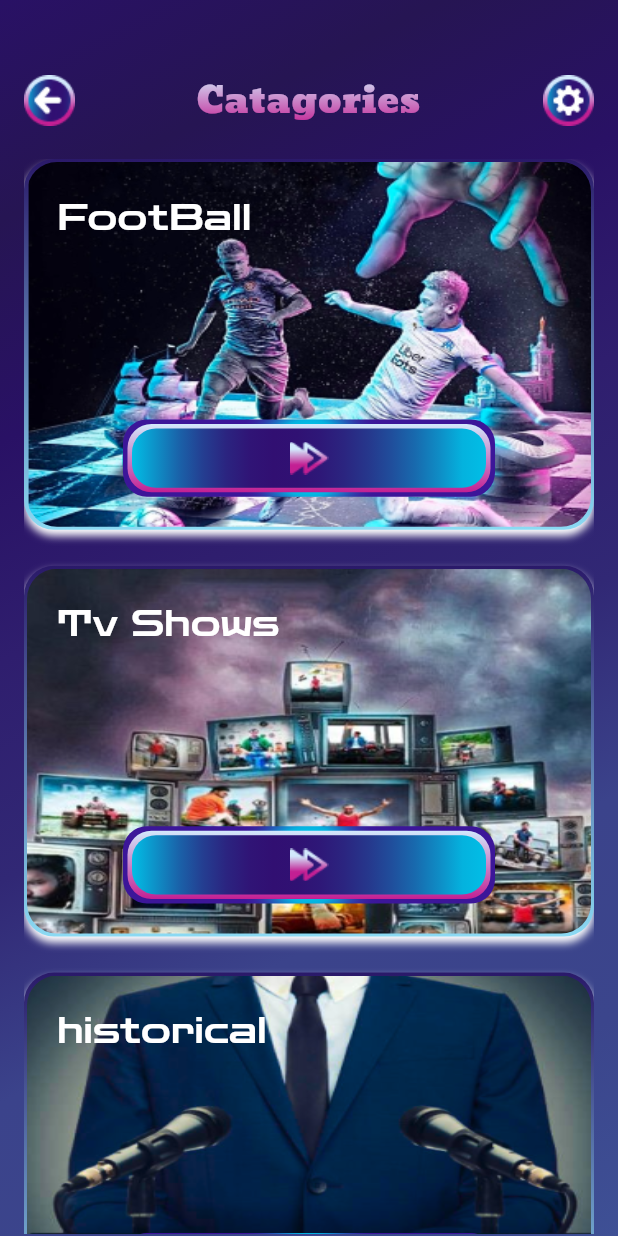
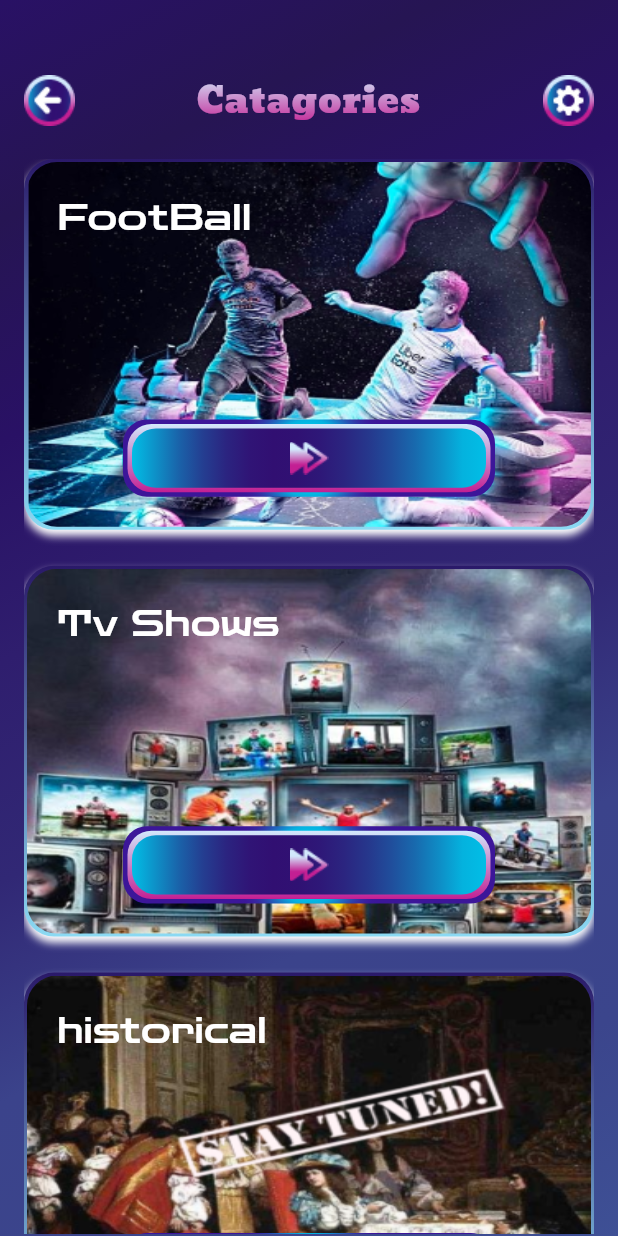
Before and after one commit to BugHubTeam/What-If, a Flutter app: the screen it shows after launch, after a tap on "Let’s Play", on a phone screen of 412 x 824 dp. Run offline on Flutter 3.47's test engine with Material 3 defaults, Android fonts, the light colour scheme and no system bars; drawn by our look-alikes of flutter_bounceable; our stand-ins replace animate_do, animated_splash_screen, cached_network_image, dartz, dio, easy_localization and 4 more.

Commit message:
update UI Design & Arabic UI

```diff
--- a/lib/core/utils/app_colors.dart
+++ b/lib/core/utils/app_colors.dart
@@ -114,4 +114,6 @@ class AppColors {
   static const Color redDarkColor = Color(0XFFC10F0F);
   static const Color redDarkColor2 = Color(0XFFCF1B13);
   static const Color greenDark = Color(0XFF1B6D3F);
+  static const Color arabicColor = Color(0XFF310F72);
+
 }
--- a/lib/core/utils/app_images.dart
+++ b/lib/core/utils/app_images.dart
@@ -8,7 +8,7 @@ class AppImages {
 
   static const String footBall = 'assets/images/football_category.png';
   static const String tv = 'assets/images/TV_category.png';
-  static const String political = 'assets/images/political_category.png';
+  static const String historical = 'assets/images/Historical.png';
 
   static const String flagEgypt = 'assets/images/flag-egypt.png';
   static const String flagUSA = 'assets/images/flag-USA.png';
--- a/lib/core/utils/components/custom_app_bar.dart
+++ b/lib/core/utils/components/custom_app_bar.dart
@@ -14,6 +14,7 @@ class CustomAppBar extends StatelessWidget {
     required this.title,
     this.backOnTap,
   });
+
   final String title;
   final void Function()? backOnTap;
 
@@ -42,9 +43,12 @@ class CustomAppBar extends StatelessWidget {
               child: Text(
                 title.tr(),
                 style: Styles.textStyle24.copyWith(
+                  fontWeight: context.locale.toString() == 'en'
+                      ? null
+                      : FontWeight.w900,
                   fontFamily: context.locale.toString() == 'en'
                       ? null
-                      : Fonts.notoSansArabicFont,
+                      : Fonts.tajawalFont,
                 ),
                 textAlign: TextAlign.center,
                 overflow: TextOverflow.clip,
--- a/lib/core/utils/constants.dart
+++ b/lib/core/utils/constants.dart
@@ -16,7 +16,7 @@ List<CategoryModel> categoryList = [
   ),
   CategoryModel(
     name: AppStrings.historical,
-    image: AppImages.political,
+    image: AppImages.historical,
     onTap: () {},
   ),
 ];
--- a/lib/core/utils/styles.dart
+++ b/lib/core/utils/styles.dart
@@ -56,4 +56,27 @@ class Styles {
     fontWeight: FontWeight.w400,
     color: Colors.black,
   );
+
+  static const TextStyle textStyleArabicTitle = TextStyle(
+    fontFamily: Fonts.tajawalFont,
+    fontSize: 24,
+    fontWeight: FontWeight.w900,
+    color: Colors.black,
+  );
+
+  static const TextStyle textStyleArabicSubTitle = TextStyle(
+    fontFamily: Fonts.notoSansArabicFont,
+    fontSize: 24,
+    fontWeight: FontWeight.w600,
+    color: Colors.black,
+  );
+
+static const TextStyle textStyleArabicText = TextStyle(
+    fontFamily: Fonts.tajawalFont,
+    fontSize: 24,
+    fontWeight: FontWeight.w500,
+    color: Colors.black,
+  );
+
+
 }
--- a/lib/features/categories/presentation/views/widgets/category_item.dart
+++ b/lib/features/categories/presentation/views/widgets/category_item.dart
@@ -55,11 +55,12 @@ class CategoryItem extends StatelessWidget {
             children: [
               Text(
                 categoryModel.name.tr(),
-                style: Styles.textStyle24.copyWith(
+                style:context.locale.toString() == 'en'?
+                Styles.textStyle24.copyWith(
                   fontFamily: context.locale.toString() == 'en'
                       ? Fonts.zenDotsFontFamily
                       : Fonts.notoSansArabicFont,
-                ),
+                ):Styles.textStyleArabicSubTitle.copyWith(color: Colors.white,),
               ),
               Padding(
                 padding: const EdgeInsets.symmetric(horizontal: 44),
--- a/pubspec.yaml
+++ b/pubspec.yaml
@@ -76,8 +76,6 @@ flutter:
 
     - family: NotoSansArabic
       fonts:
-        - asset: assets/fonts/NotoSansArabic_Condensed-Bold.ttf
-        - asset: assets/fonts/NotoSansArabic_Condensed-Medium.ttf
         - asset: assets/fonts/NotoSansArabic_Condensed-Regular.ttf
 
 
```
Also changed, not shown: lib/features/how_to_play/presentation/views/widgets/custom_learn_item.dart (+16 -12 lines), lib/features/how_to_play/presentation/views/widgets/how_to_play_body.dart (+4 -4 lines), lib/features/questions/presentation/views/widgets/no_widget.dart (+6 -4 lines), lib/features/questions/presentation/views/widgets/questions_body.dart (+12 -10 lines), lib/features/questions/presentation/views/widgets/questions_builder.dart (+4 -6 lines), lib/features/questions/presentation/views/widgets/yes_widget.dart (+10 -7 lines), lib/features/settings/presentation/views/widgets/settings_body.dart (+12 -11 lines), lib/features/story/presentation/views/widgets/story_builder.dart (+4 -6 lines), lib/features/sub_category/presentation/views/widgets/selected_sub_category.dart (+15 -3 lines), lib/features/sub_category/presentation/views/widgets/sub_category_item.dart (+20 -6 lines), assets/images/Historical.png (added), lib/generated/assets.dart (added), pubspec.lock.
